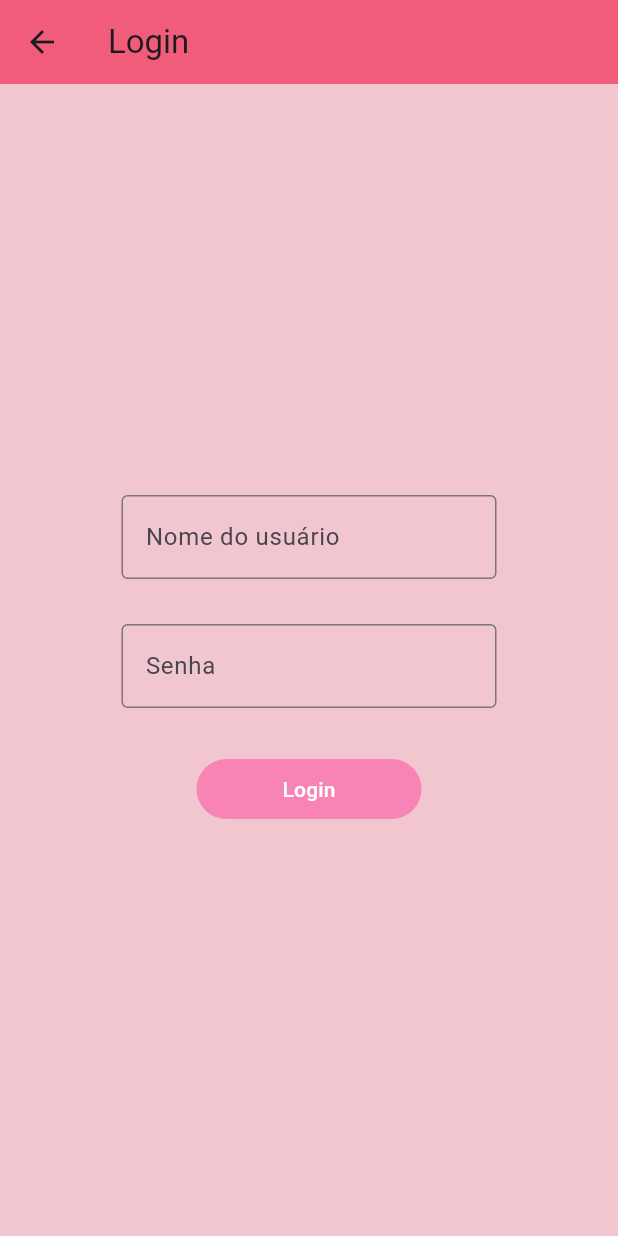
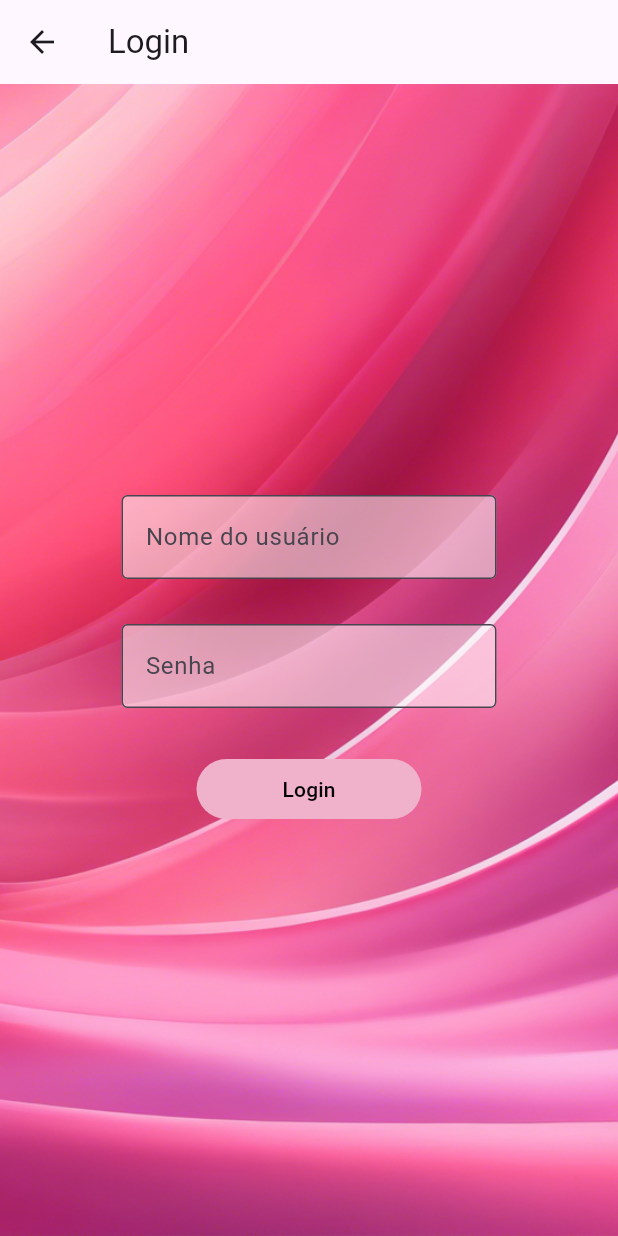
Before and after one commit to cassiab13/calendario_vacinacao, a Flutter app: the screen it shows after launch, after a tap on "Login", on a phone screen of 412 x 824 dp. Run offline on Flutter 3.47's test engine with Material 3 defaults, Android fonts, the phone set to English and light mode, and no system bars.

Commit message:
feat: background component refactor: registered_child_page

```diff
--- /dev/null
+++ b/lib/components/background.dart
@@ -0,0 +1,19 @@
+import 'package:flutter/material.dart';
+
+class BackgroundDecoration extends StatelessWidget {
+  final Widget child;
+
+  const BackgroundDecoration({super.key, required this.child});
+
+  @override
+  Widget build(BuildContext context) {
+    return Container(
+        decoration: const BoxDecoration(
+          image: DecorationImage(
+            image: AssetImage("lib/assets/background_image.jpeg"),
+            fit: BoxFit.cover,
+          ),
+        ),
+        child: child);
+  }
+}
--- a/lib/pages/login_page.dart
+++ b/lib/pages/login_page.dart
@@ -1,3 +1,4 @@
+import 'package:calendario_vacinacao/components/background.dart';
 import 'package:flutter/material.dart';
 
 class LoginPage extends StatelessWidget {
@@ -7,16 +8,23 @@ class LoginPage extends StatelessWidget {
   Widget build(BuildContext context) {
     return Scaffold(
       appBar: AppBar(
-        title: const Text('Login'),
-        backgroundColor: const Color.fromARGB(255, 241, 92, 122),
-      ),
-      backgroundColor: const Color.fromARGB(255, 241, 198, 207),
-      body: const Center(
-        child: LoginField(),
+        title: const Text('Login')
+        ),
+      body:const BackgroundDecoration(
+        child: Center(
+          child: Column(
+            mainAxisAlignment: MainAxisAlignment.center,
+            children:
+            [
+              LoginField(),
+            ],
+          ),
+        ),
       ),
     );
   }
 }
+
 
 class LoginField extends StatelessWidget {
   const LoginField({super.key});
@@ -31,6 +39,8 @@ class LoginField extends StatelessWidget {
           width: 250,
           child: TextField(
             decoration: InputDecoration(
+              filled: true,
+              fillColor: Colors.white54,
               border: OutlineInputBorder(),
               labelText: 'Nome do usuário',
             ),
@@ -41,6 +51,8 @@ class LoginField extends StatelessWidget {
           width: 250,
           child: TextField(
             decoration: InputDecoration(
+              filled: true,
+              fillColor: Colors.white54,
               border: OutlineInputBorder(),
               labelText: 'Senha',
             ),
@@ -53,9 +65,14 @@ class LoginField extends StatelessWidget {
           },
           style: ButtonStyle(
               backgroundColor: WidgetStateProperty.all(
-                  const Color.fromARGB(255, 248, 132, 181)),
-              fixedSize: WidgetStateProperty.all(const Size(150, 30))),
-          child: const Text('Login'),
+                 const Color.fromARGB(255, 240, 177, 203)),
+              fixedSize: WidgetStateProperty.all(const Size(150, 30)),
+              ),
+          child: const Text(
+            style: TextStyle(
+              color: Colors.black,
+              ),
+            'Login'),
         )
       ],
     );
--- a/lib/pages/main_page.dart
+++ b/lib/pages/main_page.dart
@@ -55,7 +55,7 @@ class _TabBarState extends State<MainPage> with TickerProviderStateMixin {
         children: [
           ChildRegistrationForm(registerChild: _addChild),
           RegisteredChildPage(registeredChild: _registeredChild),
-          const VaccinePage()
+          VaccinePage(registeredChild: _registeredChild)
                 ],
       ),
     );
--- a/lib/pages/welcome_page.dart
+++ b/lib/pages/welcome_page.dart
@@ -18,15 +18,6 @@ class WelcomePage extends StatelessWidget {
           children: <Widget>[
             const Padding(
               padding: EdgeInsets.symmetric(vertical: 40.0),
-              child: Text(
-                'Calendário de Vacinação',
-                style: TextStyle(
-                  fontSize: 46.0,
-                  fontWeight: FontWeight.bold,
-                  color: Color.fromARGB(255, 241, 92, 122)
-                ),
-                textAlign: TextAlign.center,
-              ),
             ),
             Expanded(
               child: Center(
--- a/pubspec.yaml
+++ b/pubspec.yaml
@@ -63,6 +63,7 @@ flutter:
 
   assets:
     - lib/assets/background_welcome_page.jpg
+    - lib/assets/background_image.jpeg
 
   # An image asset can refer to one or more resolution-specific "variants", see
   # https://flutter.dev/assets-and-images/#resolution-aware
```
Also changed, not shown: lib/forms/child_registration_form.dart (+12 -0 lines), lib/models/vaccine.dart (+40 -3 lines), lib/pages/registered_child_page.dart (+17 -3 lines), lib/pages/vaccine_page.dart (+6 -1 lines), lib/assets/background_image.jpeg (added).
